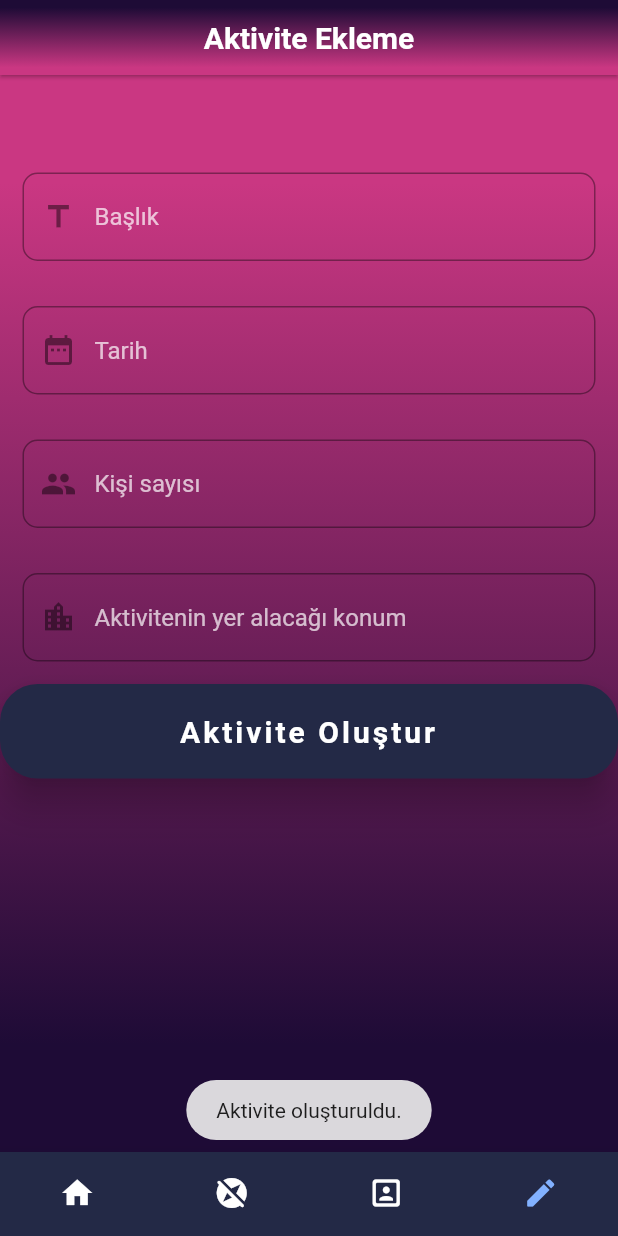
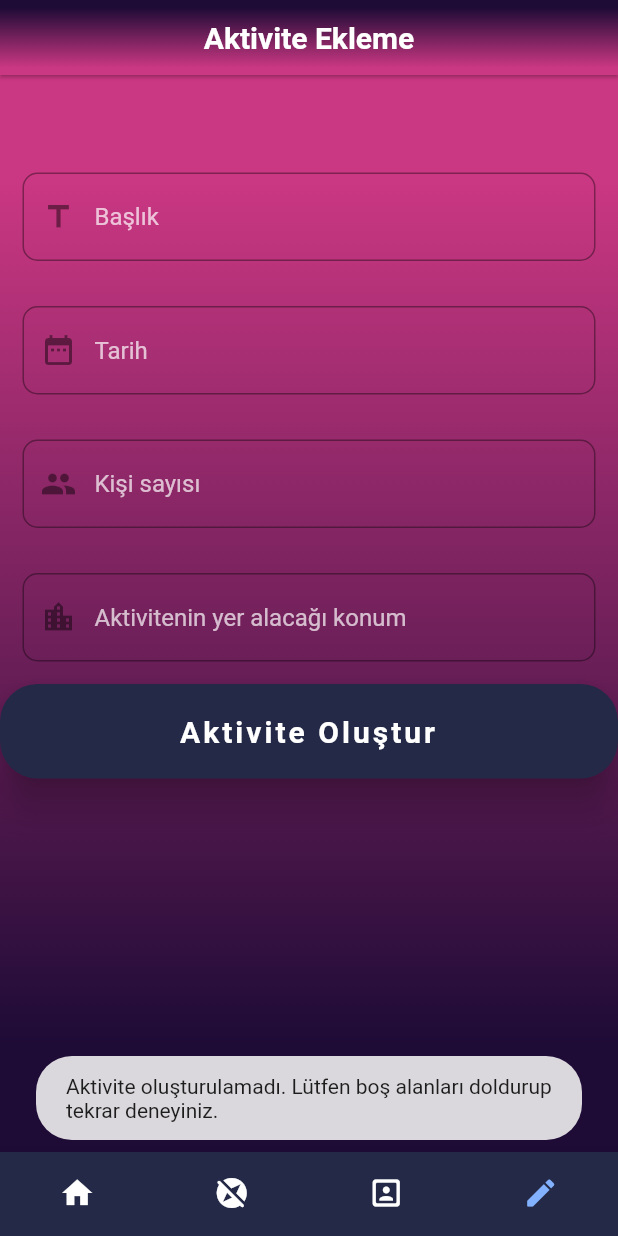
Before and after one commit to YigitOcal1/Housey, a Flutter app: the screen it shows once a user with an empty profile is signed in, item 4 of the bottom bar chosen, after a tap on "Aktivite Oluştur", on a phone screen of 412 x 824 dp. Run offline on Flutter 3.47's test engine with Material 2 defaults, Android fonts, the light colour scheme and no system bars; our stand-ins replace cloud_firestore, firebase_auth, firebase_core, firebase_database, fluttertoast; accounts and stored records are empty; network calls fail; Roboto replaces fonts that are missing (OpenSans).

Commit message:
Add activity bug fix

```diff
--- a/lib/views/main_page.dart
+++ b/lib/views/main_page.dart
@@ -40,11 +40,13 @@ class _MainPageState extends State<MainPage> {
         location: location,
         participantList: b);
 
-    try {
+
+      if(title!=""&& date!="" && maxpeople!="" && location!=""){
       databaseRef.child('activities').push().set(activityModel.toMap()).then(
-          (ownerid) => {Fluttertoast.showToast(msg: 'Aktivite oluşturuldu.')});
-    } catch (e) {
-      Fluttertoast.showToast(msg: 'Hata! Aktivite oluşturulamadı.');
+          (ownerid) => {Fluttertoast.showToast(msg: 'Aktivite oluşturuldu.')}
+      );}
+     else{
+      Fluttertoast.showToast(msg: 'Aktivite oluşturulamadı. Lütfen boş alanları doldurup tekrar deneyiniz.');
     }
   }
 
@@ -60,10 +62,11 @@ class _MainPageState extends State<MainPage> {
         fontFamily: 'OpenSans',
       ),
       validator: (value) {
-        if (value == null || value.isEmpty) {
-          return ("Bu alanı boş bırakmazsınız");
+
+        if (value!.isEmpty) {
+          return ("Başlık alanı boş bırakılamaz");
         }
-        return null;
+
       },
       onSaved: (value) {
         title_controller.text = value!;
--- a/lib/views/register_screen.dart
+++ b/lib/views/register_screen.dart
@@ -157,7 +157,7 @@ class _RegisterScreenState extends State<RegisterScreen> {
       validator: (value) {
         RegExp regex = new RegExp(r'^.{6,}$');
         if (value!.isEmpty) {
-          return ("Kayıtt olabilmek için şifre giriniz");
+          return ("Kayıt olabilmek için şifre giriniz");
         }
         if (!regex.hasMatch(value)) {
           return ("Geçerli bir şifre giriniz.(Min. 6 Karakter)");
```
